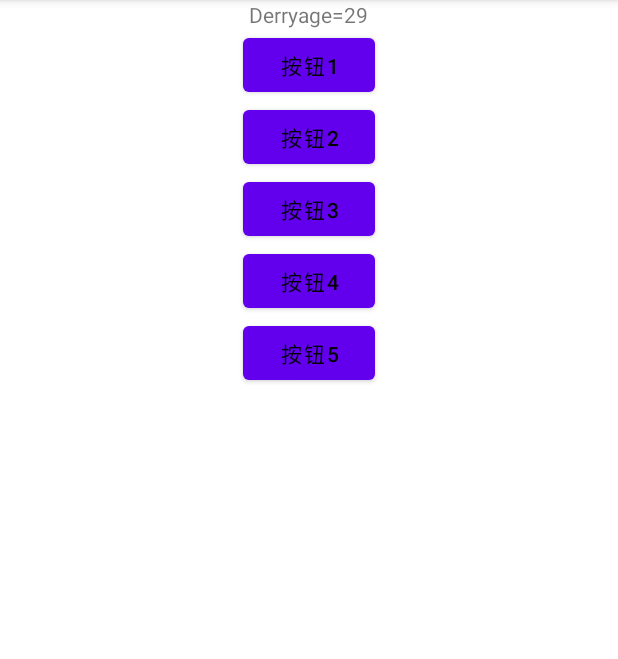
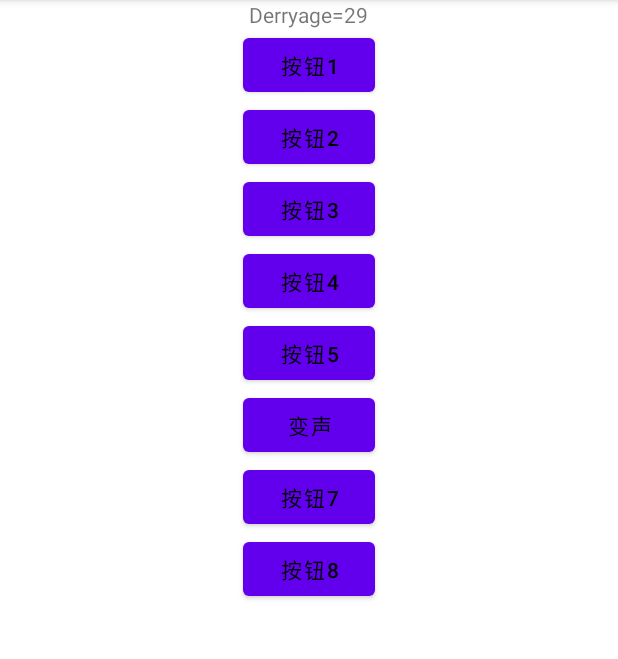
Before and after one commit to moruoyiming/NDK_Sample, an Android app: the screen it shows after launch (MainActivity), on a phone screen of 412 x 824 dp, the part 84-743 px from its top. Run offline under Robolectric (Android 15) with nearby library versions, the phone set to English and light mode, and no system bars; 5 statements that could not run were skipped.

Commit message:
JNI C++修改Java层代码

```diff
--- a/app/src/main/AndroidManifest.xml
+++ b/app/src/main/AndroidManifest.xml
@@ -16,6 +16,10 @@
                 <category android:name="android.intent.category.LAUNCHER" />
             </intent-filter>
         </activity>
+
+        <activity android:name=".ChangeVoiceActivity">
+
+        </activity>
     </application>
 
 </manifest>
--- a/app/src/main/java/com/example/ndk/MainActivity.java
+++ b/app/src/main/java/com/example/ndk/MainActivity.java
@@ -2,6 +2,7 @@ package com.example.ndk;
 
 import androidx.appcompat.app.AppCompatActivity;
 
+import android.content.Intent;
 import android.os.Bundle;
 import android.util.Log;
 import android.view.View;
@@ -14,7 +15,7 @@ public class MainActivity extends AppCompatActivity implements View.OnClickListe
 
     public static final String TAG = MainActivity.class.getSimpleName();
 
-    private Button bt1, bt2, bt3, bt4, bt5;
+    private Button bt1, bt2, bt3, bt4, bt5,bt6;
 
     // Used to load the 'native-lib' library on application startup.
     static {
@@ -44,6 +45,9 @@ public class MainActivity extends AppCompatActivity implements View.OnClickListe
         bt4.setOnClickListener(this);
         bt5 = findViewById(R.id.button5);
         bt5.setOnClickListener(this);
+
+        bt6 = findViewById(R.id.button6);
+        bt6.setOnClickListener(this);
         changeName();
         changeAge();
         callAddMethod();
@@ -115,6 +119,10 @@ public class MainActivity extends AppCompatActivity implements View.OnClickListe
             case R.id.button5:
                 delQuote();
                 break;
+            case R.id.button6:
+                Intent intent =new Intent(MainActivity.this,ChangeVoiceActivity.class);
+                startActivity(intent);
+                break;
         }
     }
 }
--- a/app/src/main/res/layout/activity_main.xml
+++ b/app/src/main/res/layout/activity_main.xml
@@ -58,6 +58,25 @@
             android:text="按钮5"
             android:textColor="@color/black"></Button>
 
+        <Button
+            android:id="@+id/button6"
+            android:layout_width="wrap_content"
+            android:layout_height="wrap_content"
+            android:text="变声"
+            android:textColor="@color/black"></Button>
+        <Button
+            android:id="@+id/button7"
+            android:layout_width="wrap_content"
+            android:layout_height="wrap_content"
+            android:text="按钮7"
+            android:textColor="@color/black"></Button>
+        <Button
+            android:id="@+id/button8"
+            android:layout_width="wrap_content"
+            android:layout_height="wrap_content"
+            android:text="按钮8"
+            android:textColor="@color/black"></Button>
+
     </LinearLayout>
 
 </androidx.constraintlayout.widget.ConstraintLayout>
--- /dev/null
+++ b/app/src/main/res/layout/activity_voice.xml
@@ -0,0 +1,6 @@
+<?xml version="1.0" encoding="utf-8"?>
+<androidx.constraintlayout.widget.ConstraintLayout
+    xmlns:android="http://schemas.android.com/apk/res/android" android:layout_width="match_parent"
+    android:layout_height="match_parent">
+
+</androidx.constraintlayout.widget.ConstraintLayout>
```
Also changed, not shown: app/src/main/java/com/example/ndk/ChangeVoiceActivity.java (added, +15 -0 lines).
